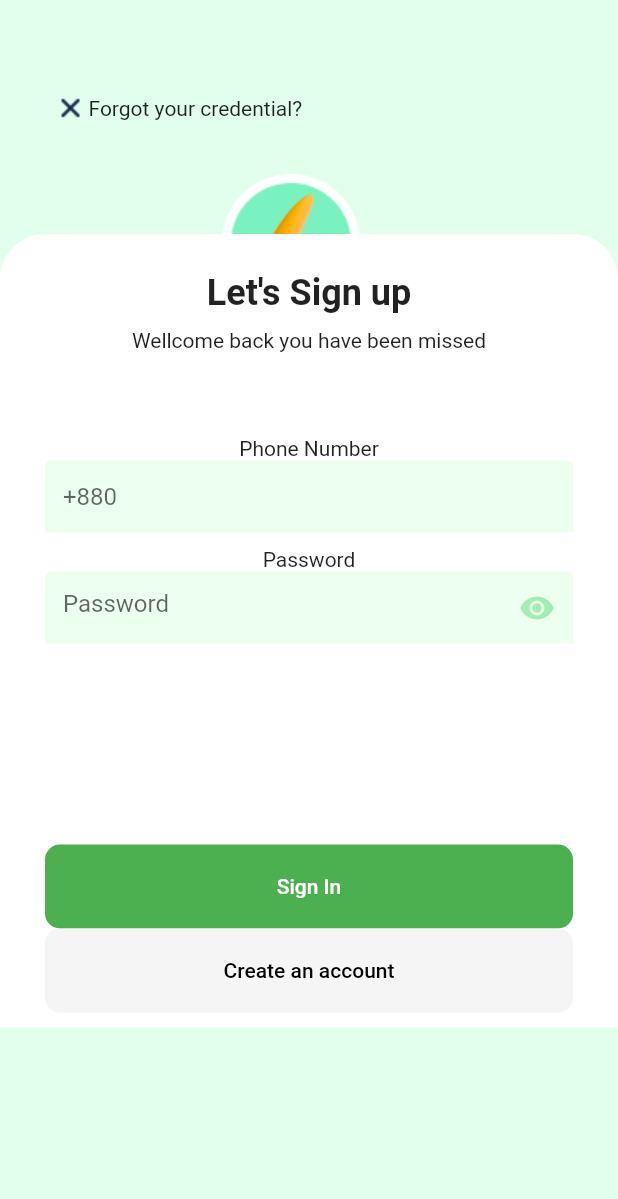
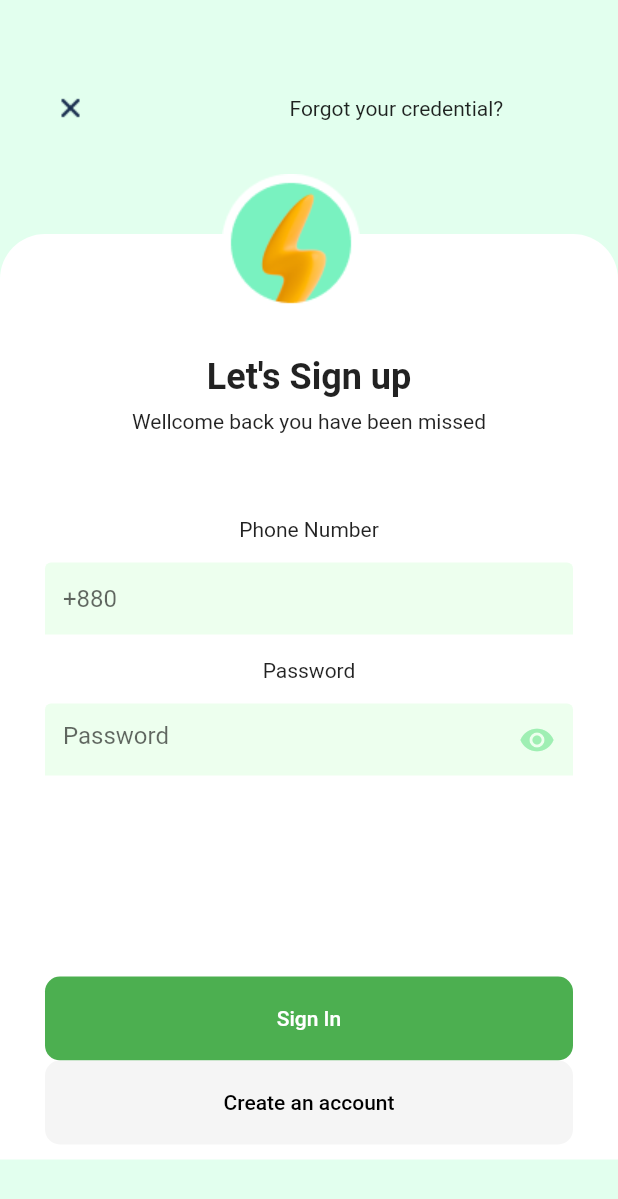
Before and after one commit to arafathossainmahe/capayapp, a Flutter app: the screen it shows after launch, after a tap on "Getting Started", on a phone screen of 412 x 824 dp. Shown: the top 1199 px of the screen. Run offline on Flutter 3.47's test engine with Material 2 defaults, Android fonts, the phone set to English and light mode, and no system bars.

Commit message:
final login page

```diff
--- a/lib/login.dart
+++ b/lib/login.dart
@@ -1,7 +1,6 @@
 import 'package:flutter/material.dart';
 
 class LogIn extends StatefulWidget {
-  static const routeName = '/login';
   @override
   _LogInState createState() => _LogInState();
 }
@@ -30,18 +29,16 @@ class _LogInState extends State<LogIn> {
                   child: Row(
                     children: [
                       Image.asset('assets/icons/IconL.png'),
-                      Text('Forgot your credential?')
+                      Padding(
+                        padding: const EdgeInsets.only(left: 134),
+                        child: Text('Forgot your credential?'),
+                      )
                     ],
                   ),
                 ),
               ),
               //SizedBox(height: 32),
-              Container(
-                child: Padding(
-                  padding: const EdgeInsets.only(top: 116, left: 148),
-                  child: Image.asset('assets/icons/Thumb.png'),
-                ),
-              ),
+
               Padding(
                 padding: EdgeInsets.only(top: 156),
                 child: Container(
@@ -52,7 +49,7 @@ class _LogInState extends State<LogIn> {
                       topRight: Radius.circular(30),
                     ),
                   ),
-                  width: double.infinity,
+                  // width: double.infinity,
                   child: Padding(
                     padding: EdgeInsets.symmetric(horizontal: 30, vertical: 10),
                     child: Column(
@@ -60,21 +57,27 @@ class _LogInState extends State<LogIn> {
                         SizedBox(
                           height: 15,
                         ),
-                        Center(
+                        Padding(
+                          padding: const EdgeInsets.only(top: 56),
+                          //child: Center(
                           child: Text(
                             "Let's Sign up",
                             style: TextStyle(
                                 fontSize: 24, fontWeight: FontWeight.bold),
                           ),
+                          //),
                         ),
                         SizedBox(
-                          height: 10,
+                          height: 8,
                         ),
                         Text('Wellcome back you have been missed'),
                         SizedBox(
                           height: 56,
                         ),
+                        Column(
+                          children: [
                             Text('Phone Number'),
+                            SizedBox(height: 14),
                             TextFormField(
                               decoration: InputDecoration(
                                   filled: true,
@@ -83,10 +86,15 @@ class _LogInState extends State<LogIn> {
                                       borderSide: BorderSide.none),
                                   hintText: '+880'),
                             ),
+                          ],
+                        ),
                         SizedBox(
-                          height: 10,
+                          height: 16,
                         ),
+                        Column(
+                          children: [
                             Text('Password'),
+                            SizedBox(height: 14),
                             TextFormField(
                               decoration: InputDecoration(
                                   filled: true,
@@ -98,6 +106,8 @@ class _LogInState extends State<LogIn> {
                                     Icons.remove_red_eye,
                                     color: Color(0xff29d65a).withOpacity(0.4),
                                   )),
+                            ),
+                          ],
                         ),
                         SizedBox(
                           height: 134,
@@ -142,6 +152,12 @@ class _LogInState extends State<LogIn> {
                   ),
                 ),
               ),
+              Container(
+                child: Padding(
+                  padding: const EdgeInsets.only(top: 116, left: 148),
+                  child: Image.asset('assets/icons/Thumb.png'),
+                ),
+              ),
             ],
           ),
         ),
```
Lines whose indentation alone changed are shown as unchanged.
